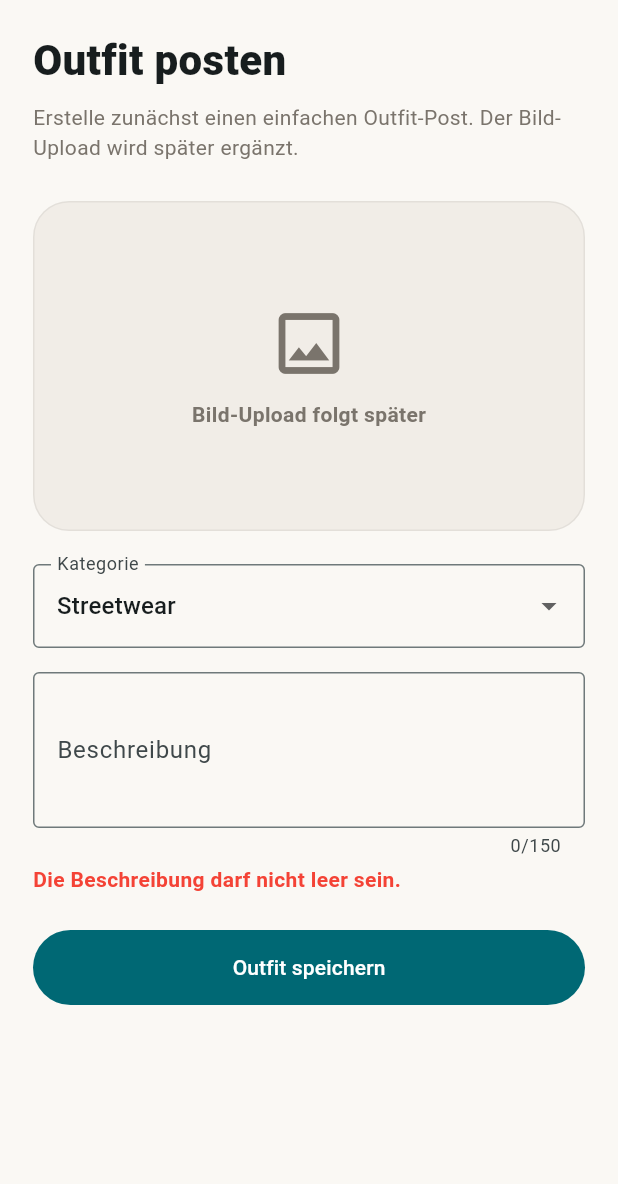
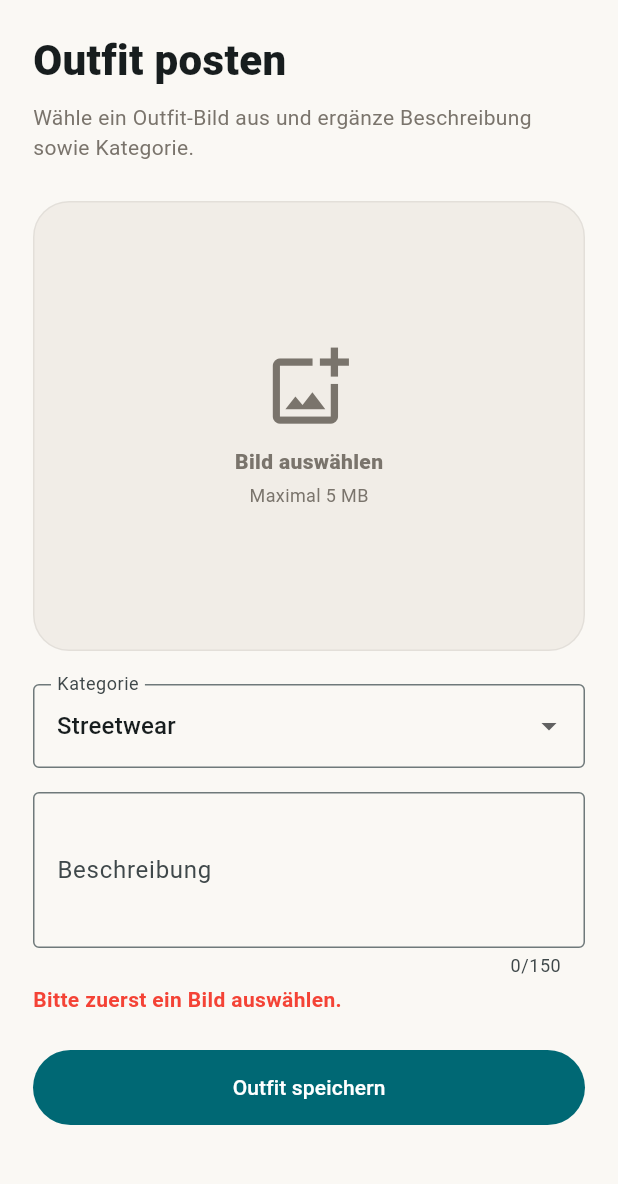
Before and after one commit to wittyspecific/styleleague, a Flutter app: the AddOutfitScreen widget shown alone on an empty page, opened directly, after a tap on "Outfit speichern", on a phone screen of 412 x 824 dp, the part 51-1235 px from its top. Run offline on Flutter 3.47's test engine with Material 3 defaults, Android fonts, the phone set to English and light mode, and no system bars; our stand-ins replace cloud_firestore, firebase_auth, firebase_core, firebase_storage, google_sign_in, image_picker; accounts and stored records are empty; Roboto replaces fonts that are missing (Helvetica).

Commit message:
Prepare outfit image upload

```diff
--- a/lib/features/outfits/presentation/add_outfit_screen.dart
+++ b/lib/features/outfits/presentation/add_outfit_screen.dart
@@ -1,4 +1,7 @@
+import 'dart:typed_data';
+
 import 'package:flutter/material.dart';
+import 'package:image_picker/image_picker.dart';
 
 import '../../../theme/app_colors.dart';
 import '../../../widgets/app_header.dart';
@@ -13,6 +16,7 @@ class AddOutfitScreen extends StatefulWidget {
 
 class _AddOutfitScreenState extends State<AddOutfitScreen> {
   final OutfitRepository _outfitRepository = OutfitRepository();
+  final ImagePicker _imagePicker = ImagePicker();
   final TextEditingController _captionController = TextEditingController();
 
   final List<String> _categories = const [
@@ -26,6 +30,9 @@ class _AddOutfitScreenState extends State<AddOutfitScreen> {
   ];
 
   String _selectedCategory = 'Streetwear';
+  Uint8List? _selectedImageBytes;
+  String? _selectedImageExtension;
+
   bool _isLoading = false;
   String? _errorMessage;
 
@@ -35,7 +42,51 @@ class _AddOutfitScreenState extends State<AddOutfitScreen> {
     super.dispose();
   }
 
+  Future<void> _pickImage() async {
+    try {
+      final pickedImage = await _imagePicker.pickImage(
+        source: ImageSource.gallery,
+        imageQuality: 85,
+        maxWidth: 1600,
+      );
+
+      if (pickedImage == null) {
+        return;
+      }
+
+      final imageBytes = await pickedImage.readAsBytes();
+
+      if (imageBytes.length > 5 * 1024 * 1024) {
+        setState(() {
+          _errorMessage = 'Das Bild darf maximal 5 MB groß sein.';
+        });
+        return;
+      }
+
+      setState(() {
+        _selectedImageBytes = imageBytes;
+        _selectedImageExtension = _getExtensionFromFileName(pickedImage.name);
+        _errorMessage = null;
+      });
+    } catch (error) {
+      if (mounted) {
+        setState(() {
+          _errorMessage = 'Bild konnte nicht ausgewählt werden: $error';
+        });
+      }
+    }
+  }
+
   Future<void> _createOutfit() async {
+    final imageBytes = _selectedImageBytes;
+
+    if (imageBytes == null) {
+      setState(() {
+        _errorMessage = 'Bitte zuerst ein Bild auswählen.';
+      });
+      return;
+    }
+
     setState(() {
       _isLoading = true;
       _errorMessage = null;
@@ -45,10 +96,17 @@ class _AddOutfitScreenState extends State<AddOutfitScreen> {
       await _outfitRepository.createOutfit(
         caption: _captionController.text,
         category: _selectedCategory,
+        imageBytes: imageBytes,
+        imageExtension: _selectedImageExtension ?? 'jpg',
       );
 
       if (mounted) {
         _captionController.clear();
+
+        setState(() {
+          _selectedImageBytes = null;
+          _selectedImageExtension = null;
+        });
 
         ScaffoldMessenger.of(context).showSnackBar(
           const SnackBar(content: Text('Outfit wurde gespeichert.')),
@@ -75,6 +133,24 @@ class _AddOutfitScreenState extends State<AddOutfitScreen> {
     }
   }
 
+  String _getExtensionFromFileName(String fileName) {
+    final lowerFileName = fileName.toLowerCase();
+
+    if (lowerFileName.endsWith('.png')) {
+      return 'png';
+    }
+
+    if (lowerFileName.endsWith('.webp')) {
+      return 'webp';
+    }
+
+    if (lowerFileName.endsWith('.jpeg')) {
+      return 'jpeg';
+    }
+
+    return 'jpg';
+  }
+
   @override
   Widget build(BuildContext context) {
     return ListView(
@@ -92,42 +168,67 @@ class _AddOutfitScreenState extends State<AddOutfitScreen> {
               ),
               const SizedBox(height: 8),
               const Text(
-                'Erstelle zunächst einen einfachen Outfit-Post. Der Bild-Upload wird später ergänzt.',
+                'Wähle ein Outfit-Bild aus und ergänze Beschreibung sowie Kategorie.',
                 style: TextStyle(color: AppColors.muted, height: 1.4),
               ),
-
               const SizedBox(height: 26),
-
-              Container(
-                height: 220,
+              GestureDetector(
+                onTap: _isLoading ? null : _pickImage,
+                child: Container(
+                  height: 300,
                   width: double.infinity,
                   decoration: BoxDecoration(
                     color: AppColors.softCard,
                     borderRadius: BorderRadius.circular(24),
                     border: Border.all(color: Colors.black.withOpacity(0.06)),
                   ),
-                child: const Column(
+                  child: _selectedImageBytes == null
+                      ? const Column(
                           mainAxisAlignment: MainAxisAlignment.center,
                           children: [
                             Icon(
-                      Icons.image_outlined,
-                      size: 54,
+                              Icons.add_photo_alternate_outlined,
+                              size: 58,
                               color: AppColors.muted,
                             ),
                             SizedBox(height: 10),
                             Text(
-                      'Bild-Upload folgt später',
+                              'Bild auswählen',
                               style: TextStyle(
                                 color: AppColors.muted,
-                        fontWeight: FontWeight.w700,
+                                fontWeight: FontWeight.w800,
+                              ),
+                            ),
+                            SizedBox(height: 4),
+                            Text(
+                              'Maximal 5 MB',
+                              style: TextStyle(
+                                color: AppColors.muted,
+                                fontSize: 12,
                               ),
                             ),
                           ],
+                        )
+                      : ClipRRect(
+                          borderRadius: BorderRadius.circular(24),
+                          child: Image.memory(
+                            _selectedImageBytes!,
+                            fit: BoxFit.cover,
+                            width: double.infinity,
+                            height: double.infinity,
                           ),
                         ),
-
+                ),
+              ),
+              if (_selectedImageBytes != null) ...[
+                const SizedBox(height: 10),
+                TextButton.icon(
+                  onPressed: _isLoading ? null : _pickImage,
+                  icon: const Icon(Icons.swap_horiz_rounded),
+                  label: const Text('Anderes Bild auswählen'),
+                ),
+              ],
               const SizedBox(height: 22),
-
               DropdownButtonFormField<String>(
                 value: _selectedCategory,
                 items: _categories.map((category) {
@@ -152,9 +253,7 @@ class _AddOutfitScreenState extends State<AddOutfitScreen> {
                   border: OutlineInputBorder(),
                 ),
               ),
-
               const SizedBox(height: 16),
-
               TextField(
                 controller: _captionController,
                 enabled: !_isLoading,
@@ -173,7 +272,6 @@ class _AddOutfitScreenState extends State<AddOutfitScreen> {
                   border: OutlineInputBorder(),
                 ),
               ),
-
               if (_errorMessage != null)
                 Padding(
                   padding: const EdgeInsets.only(top: 4, bottom: 12),
@@ -185,9 +283,7 @@ class _AddOutfitScreenState extends State<AddOutfitScreen> {
                     ),
                   ),
                 ),
-
               const SizedBox(height: 12),
-
               SizedBox(
                 width: double.infinity,
                 height: 50,
@@ -202,7 +298,6 @@ class _AddOutfitScreenState extends State<AddOutfitScreen> {
                       : const Text('Outfit speichern'),
                 ),
               ),
-
               const SizedBox(height: 32),
             ],
           ),
--- a/pubspec.yaml
+++ b/pubspec.yaml
@@ -38,6 +38,8 @@ dependencies:
   firebase_auth: ^6.5.2
   cloud_firestore: ^6.5.0
   google_sign_in: ^7.2.0
+  firebase_storage: ^13.4.2
+  image_picker: ^1.2.2
 
 dev_dependencies:
   flutter_test:
```
Also changed, not shown: lib/features/outfits/data/outfit_repository.dart (+64 -4 lines), lib/features/outfits/presentation/outfit_card.dart (+40 -11 lines), lib/screens/add_outfit_screen.dart (deleted, +0 -207 lines), pubspec.lock, 5 other files. Lines whose indentation alone changed are shown as unchanged.
